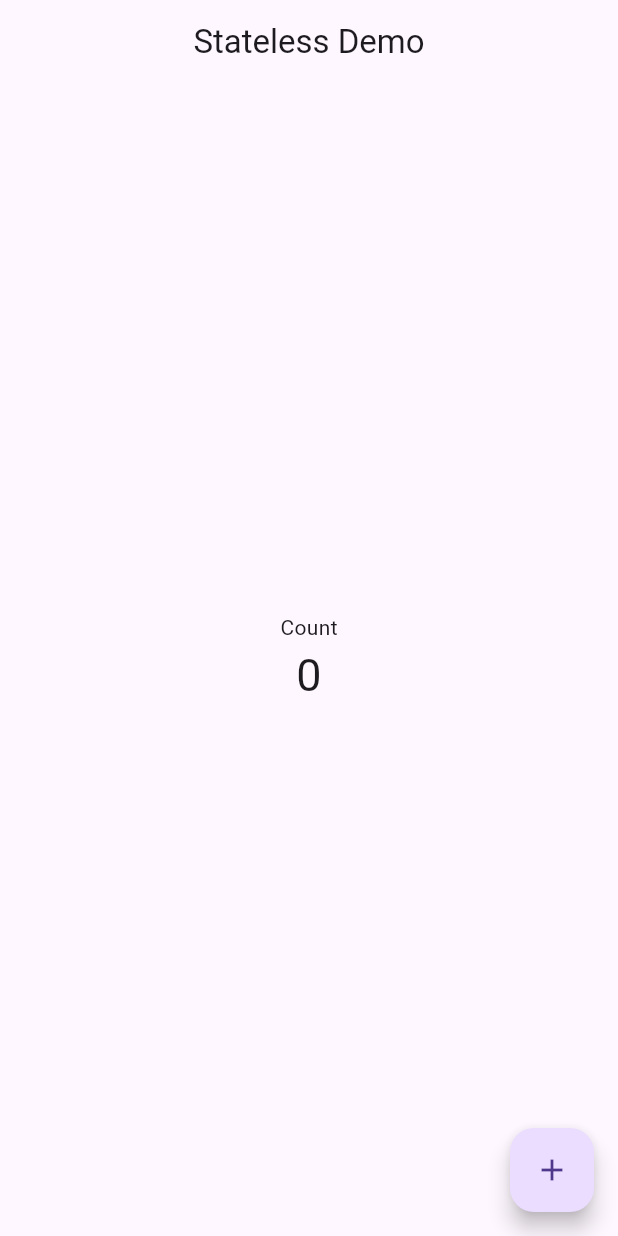
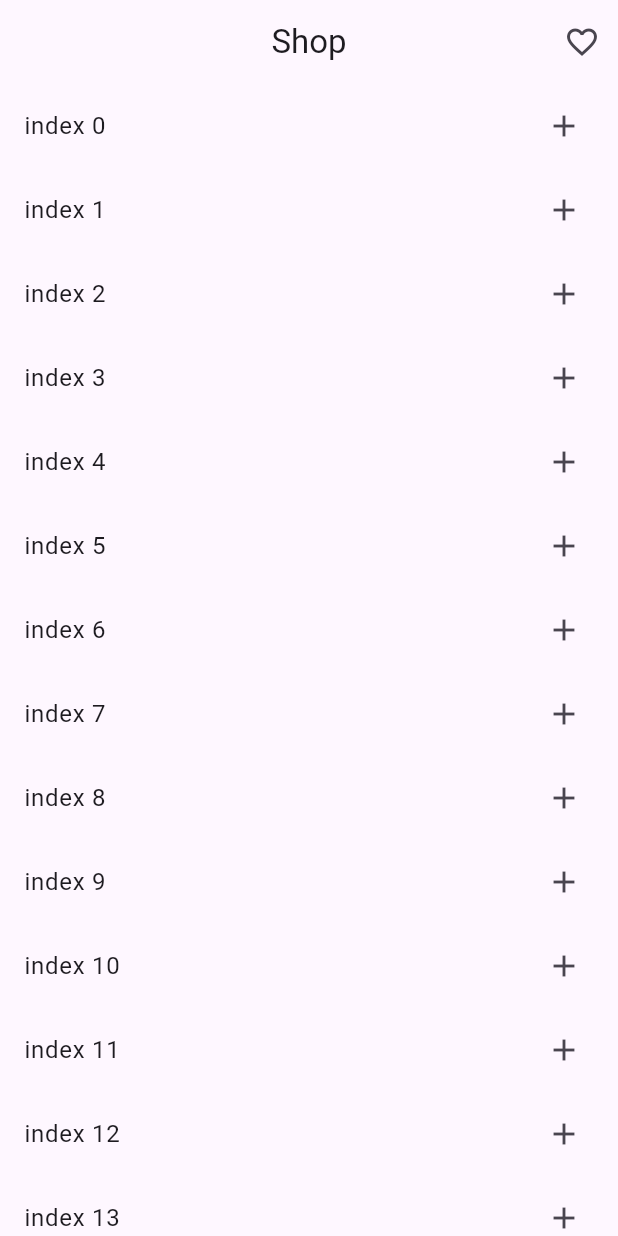
Before and after one commit to artichaudhary0/Provider, a Flutter app: the screen it shows after launch, on a phone screen of 412 x 824 dp. Run offline on Flutter 3.47's test engine with Material 3 defaults, Android fonts, the phone set to English and light mode, and no system bars.

Commit message:
Multi Provider

```diff
--- /dev/null
+++ b/lib/cart/cartProvider.dart
@@ -0,0 +1,9 @@
+import 'package:flutter/foundation.dart';
+
+class CartProvider  with ChangeNotifier{
+
+
+
+
+
+}
--- /dev/null
+++ b/lib/cart/cartScreen.dart
@@ -0,0 +1,82 @@
+import 'package:flutter/material.dart';
+
+class CartScreen extends StatelessWidget {
+  const CartScreen({super.key});
+
+  @override
+  Widget build(BuildContext context) {
+    List item = [];
+
+    return Scaffold(
+      appBar: AppBar(
+        title: Text("Shop"),
+        actions: [
+          IconButton(
+            onPressed: () {
+              Navigator.push(context, MaterialPageRoute(builder: (_)=>FavScreen(item: item,)));
+
+
+            },
+            icon: Icon(Icons.favorite_border),
+          ),
+        ],
+      ),
+      body: Column(
+        children: [
+          Expanded(
+            child: ListView.builder(
+              itemCount: 100,
+              itemBuilder: (context, index) {
+                return ListTile(
+                  title: Text("index $index"),
+                  trailing: GestureDetector(
+                    onTap: () {
+                      item.add(index);
+
+                      print(item);
+                    },
+                    child: Icon(Icons.add),
+                  ),
+                );
+              },
+            ),
+          ),
+        ],
+      ),
+    );
+  }
+}
+
+
+class FavScreen extends StatelessWidget {
+  List item = [];
+  FavScreen({  required this.item});
+
+  @override
+  Widget build(BuildContext context) {
+    return Scaffold(
+      appBar: AppBar(title: Text("fav screen"),),
+      body:Column(
+        children: [
+          Expanded(
+            child: ListView.builder(
+              itemCount: item.length,
+              itemBuilder: (context, index) {
+                return ListTile(
+                  title: Text("index ${item[index]}"),
+                  trailing: GestureDetector(
+                    onTap: () {
+                      item.remove(index);
+                      print(item);
+                    },
+                    child: const Icon(Icons.remove),
+                  ),
+                );
+              },
+            ),
+          ),
+        ],
+      ),
+    );
+  }
+}
--- a/lib/main.dart
+++ b/lib/main.dart
@@ -1,9 +1,13 @@
+import 'package:contact_diary/cart/cartProvider.dart';
+import 'package:contact_diary/multi_provider/multiProvider.dart';
+import 'package:contact_diary/multi_provider/multiScreen.dart';
 import 'package:contact_diary/provider/count_provider.dart';
 import 'package:contact_diary/provider/count_provider_widget.dart';
-import 'package:contact_diary/statefull/statefull.dart';
 import 'package:contact_diary/theme/theme.dart';
 import 'package:flutter/material.dart';
 import 'package:provider/provider.dart';
+
+import 'cart/cartScreen.dart';
 
 void main() {
   runApp(const MyApp());
@@ -20,14 +24,23 @@ class _MyAppState extends State<MyApp> {
   // This widget is the root of your application.
   @override
   Widget build(BuildContext context) {
-    return ChangeNotifierProvider(
-      create: (context) => CountProvider(),
-      child:  MaterialApp(
-      title: 'Flutter Demo',
-      debugShowCheckedModeBanner: false,
-      theme: isLight ? CustomThemeData.lightTheme : CustomThemeData.darkTheme,
-      home:  CountProviderWidget(),
-    ),
+    return MultiProvider(
+      providers: [
+        ChangeNotifierProvider(create: (_) => MultiProviderSlider()),
+        ChangeNotifierProvider(create: (_) => CountProvider()),
+        ChangeNotifierProvider(create: (_)=> CartProvider()),
+      ],
+      child: MaterialApp(
+        title: 'Flutter Demo',
+        debugShowCheckedModeBanner: false,
+        theme: isLight ? CustomThemeData.lightTheme : CustomThemeData.darkTheme,
+        home: CartScreen(),
+      ),
     );
+
+    // return ChangeNotifierProvider(
+    //   create: (context) => MultiProviderSlider(),
+    //   child:
+    // );
   }
 }
--- /dev/null
+++ b/lib/multi_provider/multiProvider.dart
@@ -0,0 +1,16 @@
+import 'package:flutter/foundation.dart';
+
+
+class MultiProviderSlider with ChangeNotifier{
+  double _value = 1;
+  double get value => _value;
+
+
+  void setValue(val){
+    _value = val;
+
+
+    notifyListeners();
+  }
+
+}
--- a/lib/provider/count_provider_widget.dart
+++ b/lib/provider/count_provider_widget.dart
@@ -12,16 +12,20 @@ class CountProviderWidget extends StatelessWidget {
     print("Arti");
     return Scaffold(
       appBar: AppBar(
-        title: Text("Stateless Demo"),
+        title: const Text("Stateless Demo"),
       ),
       body: Center(
         child: Column(
           mainAxisAlignment: MainAxisAlignment.center,
           crossAxisAlignment: CrossAxisAlignment.center,
           children: [
-            Text("Count"),
-            Consumer<CountProvider>(builder: (BuildContext context, value, child) {
-              return Text(value.count.toString(),style: TextStyle(fontSize: 30),);
+            const Text("Count"),
+            Consumer<CountProvider>(
+                builder: (BuildContext context, value, child) {
+              return Text(
+                value.count.toString(),
+                style: TextStyle(fontSize: 30),
+              );
             }),
           ],
         ),
```
Also changed, not shown: lib/multi_provider/multiScreen.dart (added, +78 -0 lines).
